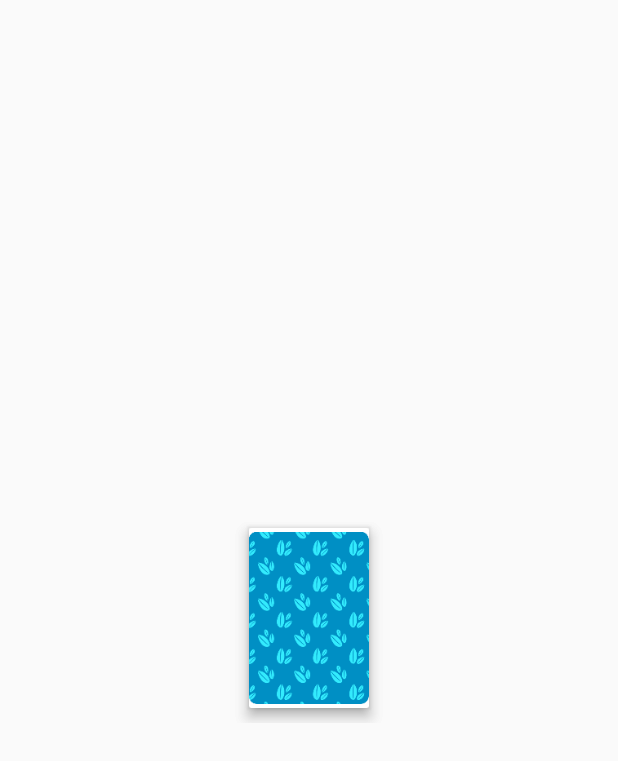
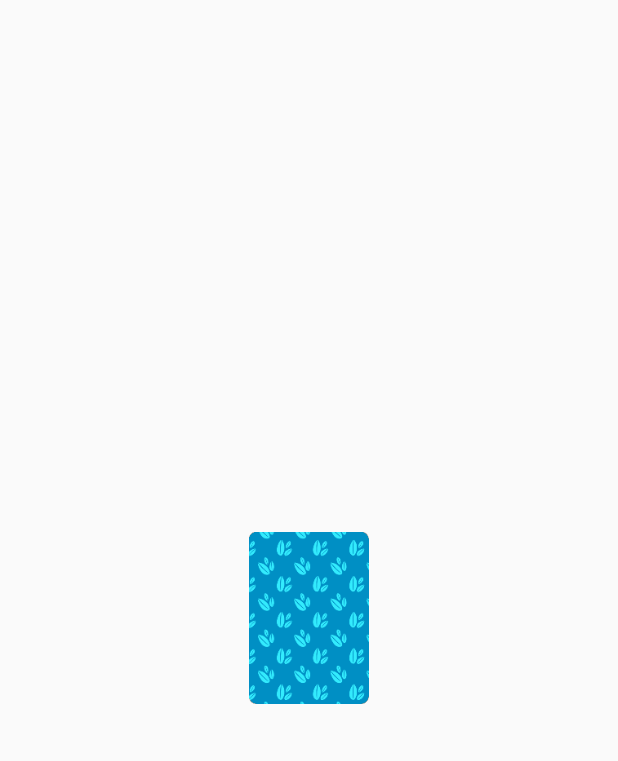
Before and after one commit to jmarsican/memogame, an Android app: the layout memocard.xml on its own in the app's theme, with its tools: preview values and no code run, on a phone screen of 412 x 824 dp. Shown: the top 761 px of the screen. Run offline under Robolectric (Android 15) with nearby library versions, the phone set to English and light mode, and no system bars; plain views replace EasyFlipView.

Commit message:
- sort cards - refactor to use Rx - fix crash due to CardView

```diff
--- a/app/src/main/res/layout/card_back.xml
+++ b/app/src/main/res/layout/card_back.xml
@@ -1,14 +1,12 @@
 <?xml version="1.0" encoding="utf-8"?>
-<androidx.cardview.widget.CardView android:id="@+id/card_front"
+<FrameLayout android:id="@+id/card_front"
     xmlns:android="http://schemas.android.com/apk/res/android"
-    app:cardElevation="@dimen/card_elevation"
     android:layout_marginTop="@dimen/distance_between_cards"
     android:layout_marginStart="@dimen/distance_between_cards"
     android:layout_marginBottom="@dimen/distance_between_cards"
     android:layout_marginEnd="@dimen/distance_between_cards"
     android:layout_width="match_parent"
-    android:layout_height="match_parent"
-    xmlns:app="http://schemas.android.com/apk/res-auto">
+    android:layout_height="match_parent">
 
     <ImageView
         android:id="@+id/image_back"
@@ -16,4 +14,4 @@
         android:layout_width="wrap_content"
         android:layout_height="wrap_content"/>
 
-</androidx.cardview.widget.CardView>
+</FrameLayout>
--- a/app/src/main/res/layout/memocard.xml
+++ b/app/src/main/res/layout/memocard.xml
@@ -1,7 +1,5 @@
 <?xml version="1.0" encoding="utf-8"?>
-<FrameLayout
-    xmlns:app="http://schemas.android.com/apk/res-auto"
-    xmlns:card_view="http://schemas.android.com/apk/res-auto"
+<FrameLayout xmlns:app="http://schemas.android.com/apk/res-auto"
     xmlns:android="http://schemas.android.com/apk/res/android"
     android:id="@+id/card_view"
     android:layout_gravity="center"
@@ -18,9 +16,8 @@
         app:flipType="horizontal"
         app:flipFrom="back">
 
-        <androidx.cardview.widget.CardView
+        <FrameLayout
             android:layout_width="wrap_content"
-            card_view:cardElevation="@dimen/card_elevation"
             android:id="@+id/card"
             android:layout_marginTop="@dimen/distance_between_cards"
             android:layout_marginStart="@dimen/distance_between_cards"
@@ -34,7 +31,7 @@
                 android:layout_width="wrap_content"
                 android:layout_height="wrap_content" />
 
-        </androidx.cardview.widget.CardView>
+        </FrameLayout>
 
         <include layout="@layout/card_back" />
 
```
Also changed, not shown: app/src/main/java/com/javiermarsicano/memogame/views/gameplay/GameplayPresenterImpl.kt (+22 -10 lines).
